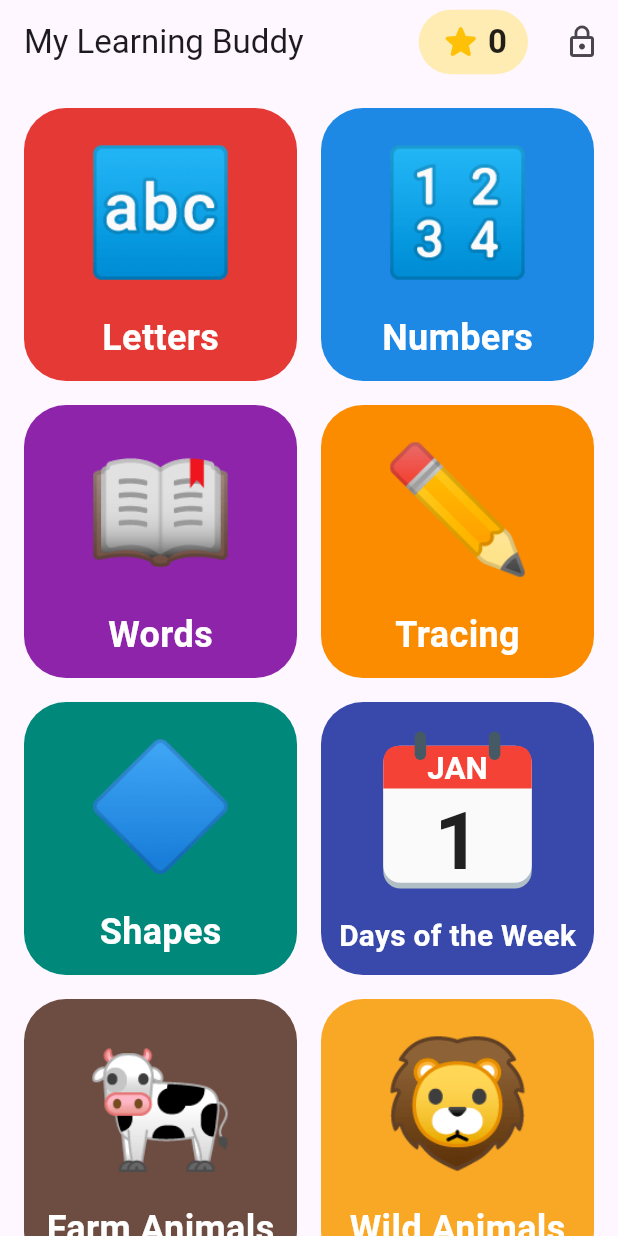
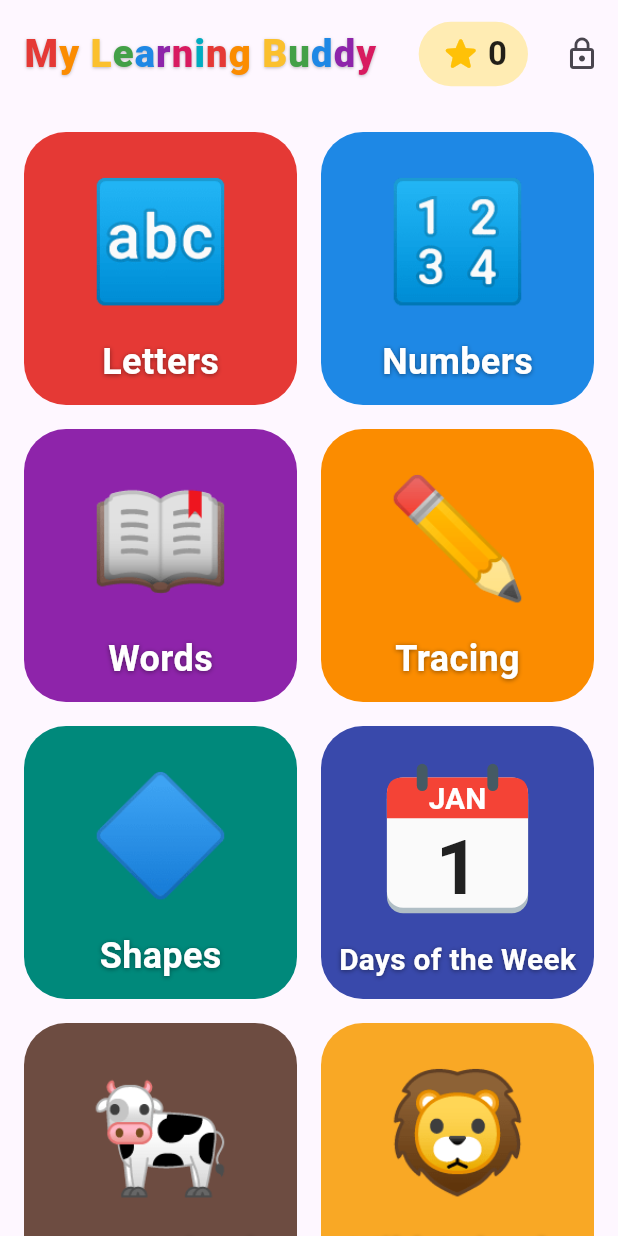
Before and after one commit to nannapp12/MyLearningBuddy, a Flutter app: the screen it shows after launch, on a phone screen of 412 x 824 dp. Run offline on Flutter 3.47's test engine with Material 3 defaults, Android fonts, the phone set to English and light mode, and no system bars; our stand-ins replace audioplayers, flutter_svg.

Commit message:
Colourful title, yellow Fruits tile, Great job after the voice, Police Station
- Home title: bigger (34 pt), heavy weight, each letter its own colour
- Fruits tile yellow; tile pictures get room at the top (apple leaf was
  cut off); tile names have a soft shadow for readability
- Last card: "Great job!" waits until the voice finishes the last item
  (audio service now reports when speech completes)
- Places We Visit: Police Station (own drawing) replaces Park

Co-Authored-By: Claude Opus 5.5 <noreply@anthropic.com>
Claude-Session: https://claude.ai/code/session_01TU3ZZYUqyZFsGZsHetMQJ9

```diff
--- a/assets/content/content.json
+++ b/assets/content/content.json
@@ -1543,7 +1543,7 @@
    "id": "fruits",
    "title": "Fruits",
    "emoji": "🍎",
-   "color": "#C62828",
+   "color": "#FBC02D",
    "layout": "cards",
    "items": [
     {
@@ -2292,8 +2292,8 @@
      "image": "assets/images/aquarium.svg"
     },
     {
-     "label": "Park",
-     "emoji": "🏞️"
+     "label": "Police Station",
+     "image": "assets/images/police_station.svg"
     },
     {
      "label": "School",
--- a/lib/screens/home_screen.dart
+++ b/lib/screens/home_screen.dart
@@ -3,6 +3,7 @@ import 'package:flutter/material.dart';
 import '../models/content.dart';
 import '../state/app_state.dart';
 import '../widgets/category_icon.dart';
+import '../widgets/rainbow_title.dart';
 import '../widgets/star_badge.dart';
 import 'parent_area_screen.dart';
 import 'section_screen.dart';
@@ -23,7 +24,8 @@ class HomeScreen extends StatelessWidget {
     ];
     return Scaffold(
       appBar: AppBar(
-        title: const Text('My Learning Buddy'),
+        toolbarHeight: 72,
+        title: const RainbowTitle('My Learning Buddy'),
         actions: [
           const StarBadge(),
           IconButton(
@@ -75,13 +77,23 @@ class _CategoryTile extends StatelessWidget {
             mainAxisAlignment: MainAxisAlignment.center,
             children: [
               Expanded(
-                child: FittedBox(child: CategoryIcon(category: category, size: 100)),
+                // Padding so pictures that reach the edge (like the apple's leaf) are not cut off.
+                child: Padding(
+                  padding: const EdgeInsets.only(top: 6),
+                  child: FittedBox(child: CategoryIcon(category: category, size: 100)),
+                ),
               ),
               const SizedBox(height: 8),
               FittedBox(
                 child: Text(
                   category.title,
-                  style: const TextStyle(fontSize: 24, fontWeight: FontWeight.bold, color: Colors.white),
+                  style: const TextStyle(
+                    fontSize: 24,
+                    fontWeight: FontWeight.bold,
+                    color: Colors.white,
+                    // Keeps the white name readable on light tiles such as yellow.
+                    shadows: [Shadow(color: Colors.black45, blurRadius: 4, offset: Offset(0, 1))],
+                  ),
                 ),
               ),
             ],
--- /dev/null
+++ b/lib/widgets/rainbow_title.dart
@@ -0,0 +1,52 @@
+import 'package:flutter/material.dart';
+
+/// The app name with each letter in its own bright colour.
+class RainbowTitle extends StatelessWidget {
+  const RainbowTitle(this.text, {super.key, this.fontSize = 34});
+
+  final String text;
+  final double fontSize;
+
+  static const _colors = [
+    Color(0xFFE53935),
+    Color(0xFFFB8C00),
+    Color(0xFFFBC02D),
+    Color(0xFF43A047),
+    Color(0xFF1E88E5),
+    Color(0xFF8E24AA),
+    Color(0xFFD81B60),
+    Color(0xFF00ACC1),
+  ];
+
+  @override
+  Widget build(BuildContext context) {
+    var i = 0;
+    return Semantics(
+      label: text,
+      child: ExcludeSemantics(
+        child: FittedBox(
+          fit: BoxFit.scaleDown,
+          alignment: Alignment.centerLeft,
+          child: Text.rich(
+            TextSpan(
+              children: [
+                for (final ch in text.characters)
+                  TextSpan(
+                    text: ch,
+                    // Spaces don't use up a colour.
+                    style: ch == ' ' ? null : TextStyle(color: _colors[i++ % _colors.length]),
+                  ),
+              ],
+            ),
+            style: TextStyle(
+              fontSize: fontSize,
+              fontWeight: FontWeight.w900,
+              letterSpacing: 1,
+              shadows: const [Shadow(color: Colors.black26, blurRadius: 2, offset: Offset(0, 1))],
+            ),
+          ),
+        ),
+      ),
+    );
+  }
+}
```
Also changed, not shown: lib/screens/section_screen.dart (+16 -7 lines), lib/services/audio_service.dart (+20 -4 lines), lib/state/app_state.dart (+4 -4 lines), assets/images/police_station.svg (added), 4 other files.
